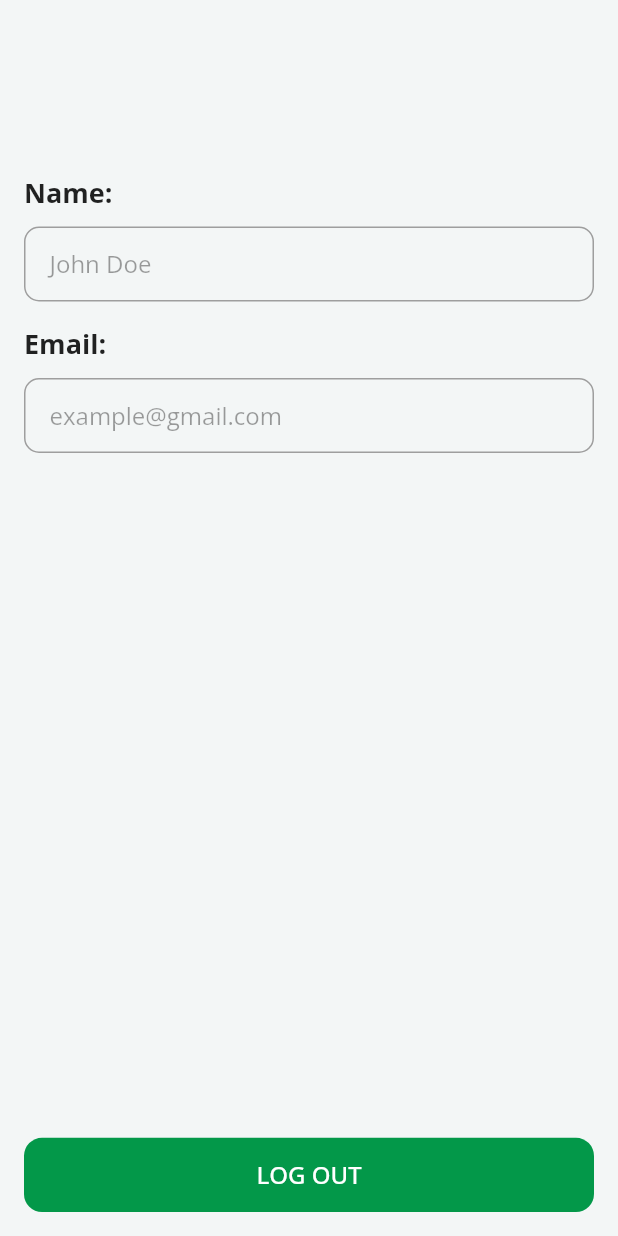
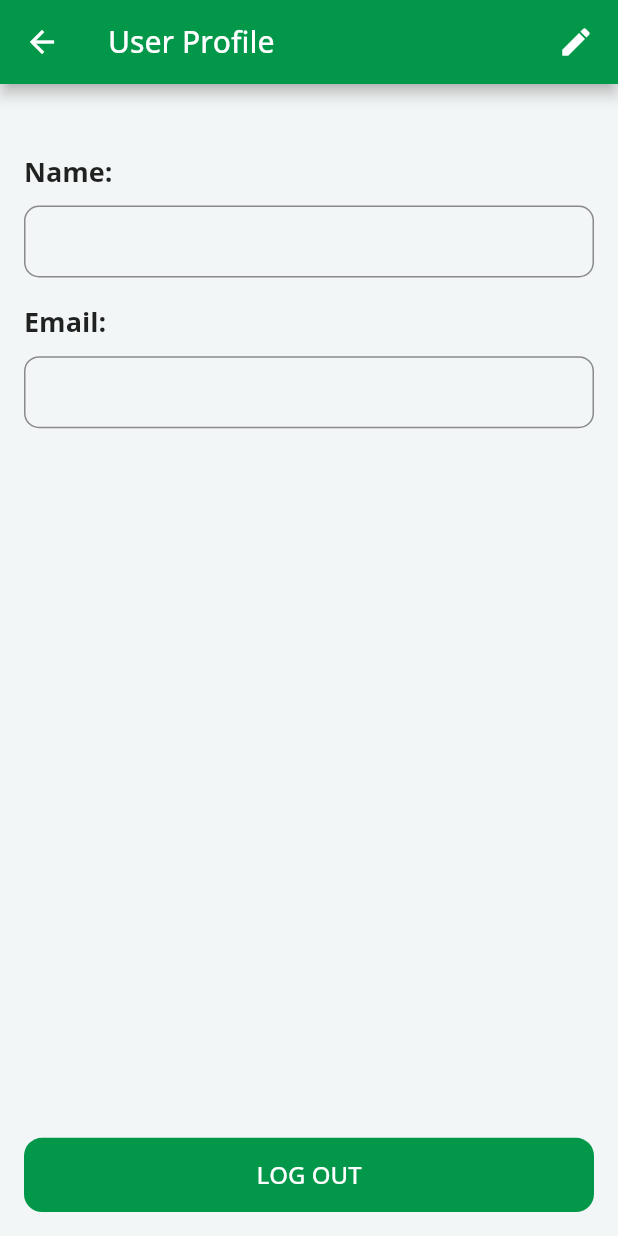
Before and after one commit to MohdAshraf960/prithvi, a Flutter app: the UserProfileScreen screen opened directly, on a phone screen of 412 x 824 dp. Run offline on Flutter 3.47's test engine with Material 2 defaults, Android fonts, the phone set to English and light mode, and no system bars; our stand-ins replace cloud_firestore, firebase_analytics, firebase_auth, firebase_core, flutter_riverpod, get_it and 5 more; accounts and stored records are empty; network calls fail.

```diff
--- a/lib/core/routes/routes.dart
+++ b/lib/core/routes/routes.dart
@@ -1,6 +1,7 @@
 // ignore_for_file: unused_local_variable
 
 import 'package:flutter/material.dart';
+import 'package:prithvi/features/auth/pages/forgot_password_view.dart';
 
 import 'package:prithvi/features/auth/pages/login_view.dart';
 import 'package:prithvi/features/auth/pages/signup_view.dart';
@@ -23,6 +24,8 @@ class RoutePage {
             return SplashScreen();
           case Login.id:
             return Login();
+          case ForgotPassword.id:
+            return ForgotPassword();
 
           case SignUp.id:
             return SignUp();
--- a/lib/features/auth/notifiers/sign_in_notifier.dart
+++ b/lib/features/auth/notifiers/sign_in_notifier.dart
@@ -1,4 +1,5 @@
 import 'package:flutter/foundation.dart';
+import 'package:logger/logger.dart';
 import 'package:prithvi/config/utils/shared_prefernces.dart';
 
 import 'package:prithvi/models/model.dart';
@@ -46,7 +47,7 @@ class SignInNotifier extends ChangeNotifier {
       // If an exception occurred, call the onError callback with the exception
       onError(e);
       // Optionally, log the error for debugging purposes
-      //log('Error during sign-in: $e');
+      Logger().e('Error during sign-in: $e');
     }
   }
 
--- a/lib/features/auth/pages/signup_view.dart
+++ b/lib/features/auth/pages/signup_view.dart
@@ -46,6 +46,7 @@ class SignUp extends ConsumerWidget {
           Container(
             decoration: const BoxDecoration(gradient: primaryGreenGradient),
           ),
+
           // Container(
           //   decoration: const BoxDecoration(
           //     color: Colors.white,
@@ -209,6 +210,7 @@ class SignUp extends ConsumerWidget {
                                         //     color: backgroundColor,
                                         //   ),
                                         // ),
+
                                         controller: confirmPasswordController,
                                         fontWeight: FontWeight.w400),
 
--- a/lib/features/profile/pages/userprofile_view.dart
+++ b/lib/features/profile/pages/userprofile_view.dart
@@ -1,26 +1,89 @@
 import 'package:flutter/material.dart';
+import 'package:flutter_riverpod/flutter_riverpod.dart';
 import 'package:prithvi/config/config.dart';
 import 'package:prithvi/core/core.dart';
+import 'package:prithvi/features/auth/pages/login_view.dart';
+import 'package:prithvi/models/user_model.dart';
+import 'package:shared_preferences/shared_preferences.dart';
 
 import 'package:sizer/sizer.dart';
 
-class UserProfileScreen extends StatelessWidget {
+import '../../../models/sign_in_model.dart';
+import '../../auth/widgets/textformfield.dart';
+
+class UserProfileScreen extends ConsumerStatefulWidget {
   static const id = "/username";
-  UserProfileScreen();
 
   @override
-  Widget build(BuildContext context) {
+  ConsumerState<UserProfileScreen> createState() => _UserProfileScreenState();
+}
+
+class _UserProfileScreenState extends ConsumerState<UserProfileScreen> {
+  // UserProfileScreen();
+  SharedPreferencesService service = SharedPreferencesService();
+
+  final TextEditingController nameController = TextEditingController();
+  final TextEditingController emailController = TextEditingController();
+  String userName = "";
+  String userEmail = "";
+
+  @override
+  void initState() {
+    super.initState();
+    // Fetch user data from SharedPreferences when the widget initializes
+    getUser();
+  }
+
+  // Method to fetch user data from SharedPreferences
+  void getUser() async {
+    final getuser = await SharedPreferences.getInstance().then((prefs) {
+      return prefs.getString(SharedPreferencesService.userKey);
+    });
+
+    if (getuser != null) {
+      final userModel = UserModel.fromJson(getuser);
+      setState(() {
+        userName = userModel.name
+            .toString(); // Update the user variable with the user data
+        userEmail = userModel.email.toString();
+      });
+    }
+  }
+
+  bool isDisable = false;
+
+  @override
+  Widget build(
+    BuildContext context,
+  ) {
+    Size size = MediaQuery.of(context).size;
+    final media = MediaQuery.of(context);
+    nameController.text = userName;
+    emailController.text = userEmail;
     return Scaffold(
-      // appBar: AppBar(
-      //   title: Text('User Profile'),
-      // ),
+      appBar: AppBar(
+        backgroundColor: primaryGreen,
+        title: Text('User Profile'),
+        actions: [
+          Padding(
+            padding: const EdgeInsets.only(right: 16),
+            child: InkWell(
+                onTap: () {
+                  setState(() {
+                    isDisable = true;
+                  });
+                },
+                child: Icon(Icons.edit)),
+          )
+        ],
+      ),
       body: Padding(
         padding: EdgeInsets.all(16.0),
         child: Column(
           crossAxisAlignment: CrossAxisAlignment.start,
           children: <Widget>[
             SizedBox(
-              height: 100,
+              height: 30,
             ),
             Text(
               'Name:',
@@ -29,23 +92,18 @@ class UserProfileScreen extends StatelessWidget {
             SizedBox(
               height: 10,
             ),
-            Container(
-              decoration: BoxDecoration(
-                border: Border.all(
-                  color: Colors.grey, // Border color
-                  width: 1.0, // Border width
-                ),
-                borderRadius: BorderRadius.circular(10.0), // Border radius
-              ),
-              child: TextFormField(
-                enabled: false,
-                decoration: InputDecoration(
-                  hintText: 'John Doe',
-                  contentPadding: EdgeInsets.symmetric(horizontal: 16.0),
-                  border: InputBorder.none, // Hide the default border
-                ),
-              ),
-            ),
+            AppFormField(
+                readonly: true,
+                controller: nameController,
+                validator: (value) => Validator.requiredValidator(value),
+                inputType: TextInputType.text,
+                height: size.height * 0.065,
+                width: size.width,
+                labelText: "",
+                fontSize: 12.sp,
+
+                // controller: viewModel.password,
+                fontWeight: FontWeight.w400),
             SizedBox(height: 16.0),
             Text(
               'Email:',
@@ -54,35 +112,51 @@ class UserProfileScreen extends StatelessWidget {
             SizedBox(
               height: 10,
             ),
-            Container(
-              decoration: BoxDecoration(
-                border: Border.all(
-                  color: Colors.grey, // Border color
-                  width: 1.0, // Border width
-                ),
-                borderRadius: BorderRadius.circular(10.0), // Border radius
-              ),
-              child: TextFormField(
-                enabled: false,
-                decoration: InputDecoration(
-                  hintText: 'example@gmail.com',
-                  contentPadding: EdgeInsets.symmetric(horizontal: 16.0),
-                  border: InputBorder.none, // Hide the default border
-                ),
-              ),
-            ),
+            AppFormField(
+                readonly: true,
+                controller: emailController,
+                validator: (value) => Validator.requiredValidator(value),
+                inputType: TextInputType.text,
+                height: size.height * 0.065,
+                width: size.width,
+                labelText: "",
+                fontSize: 12.sp,
+
+                // controller: viewModel.password,
+                fontWeight: FontWeight.w400),
             Spacer(),
-            CustomButton(
+            isDisable == false
+                ? CustomButton(
                     textfontsize: 16,
                     height: 6.h,
                     textColor: white,
                     color: primaryGreen,
                     text: "LOG OUT",
                     onTap: () async {
+                      Navigator.pushNamedAndRemoveUntil(
+                          context, Login.id, (route) => false);
+
+                      //Navigator.pushNamed(context, "/login");
+
+                      service.getUser();
+                    },
+                    width: double.infinity,
+                  )
+                : CustomButton(
+                    textfontsize: 16,
+                    height: 6.h,
+                    textColor: white,
+                    color: Colors.blue,
+                    text: "UPDATE",
+                    onTap: () async {
                       // Navigator.pushNamedAndRemoveUntil(
                       //     context, Login.id, (route) => false);
 
-                Navigator.pushNamed(context, "/login");
+                      //Navigator.pushNamed(context, "/login");
+                      setState(() {
+                        isDisable = false;
+                      });
+                      service.getUser();
                     },
                     width: double.infinity,
                   )
--- a/lib/main.dart
+++ b/lib/main.dart
@@ -1,12 +1,17 @@
 import 'package:firebase_core/firebase_core.dart';
 import 'package:flutter/material.dart';
 import 'package:flutter_riverpod/flutter_riverpod.dart';
+import 'package:get_it/get_it.dart';
 import 'package:google_fonts/google_fonts.dart';
 import 'package:prithvi/config/utils/shared_prefernces.dart';
 import 'package:prithvi/core/core.dart';
+import 'package:prithvi/features/auth/pages/login_view.dart';
+import 'package:prithvi/features/home/pages/home_view.dart';
 
 import 'package:prithvi/features/splash/splash.dart';
 import 'package:prithvi/firebase_options.dart';
+import 'package:prithvi/services/firebase_analytics.dart';
+import 'package:prithvi/services/locator.dart';
 
 import 'package:sizer/sizer.dart';
 
@@ -17,21 +22,30 @@ void main() async {
     options: DefaultFirebaseOptions.currentPlatform,
   );
 
+  setUpLocator();
   runApp(
     ProviderScope(
-      child: const MyApp(),
+      child: MyApp(),
     ),
   );
 }
 
 class MyApp extends ConsumerWidget {
-  const MyApp({super.key});
+  MyApp({super.key});
 
   @override
   Widget build(BuildContext context, WidgetRef ref) {
     return Sizer(
       builder: (context, orientation, deviceType) => MaterialApp(
+        // builder: (context, child) =>Navigator(
+        //   key: locator<DialoSerive>().dialogNavigationKey,
+        //   onGenerateRoute: (setting)=>MaterialPageRoute(builder: (context) => DialogManager(child:child),)
+        // ),
+
         navigatorKey: RoutePage.navigatorKey,
+        navigatorObservers: [
+          locator<AnalyticsServices>().getAnalyticsObserver()
+        ],
         scaffoldMessengerKey: RoutePage.scaffoldMessengerKey,
         title: 'Flutter Demo',
         theme: ThemeData(
@@ -58,6 +72,7 @@ class MyApp extends ConsumerWidget {
         ),
         debugShowCheckedModeBanner: false,
         initialRoute: SplashScreen.id,
+        // home: Login(),
         onGenerateRoute: (settings) => RoutePage.getPage(settings),
       ),
     );
--- a/lib/services/auth_service.dart
+++ b/lib/services/auth_service.dart
@@ -1,6 +1,7 @@
 import 'dart:developer';
 import 'package:cloud_firestore/cloud_firestore.dart';
 import 'package:firebase_auth/firebase_auth.dart';
+import 'package:logger/logger.dart';
 
 import 'package:prithvi/config/config.dart';
 import 'package:prithvi/core/core.dart';
@@ -148,15 +149,18 @@ class AuthService {
         password: signInModel.password,
       );
 
+      Logger().i(userCredential);
       final userModel = await getUserModelByEmail(userCredential?.user?.email);
 
       return userModel;
     } catch (e) {
+      Logger().i("Errror ==========> $e");
       rethrow;
     }
   }
 
   Future<UserModel?> getUserModelByEmail(String? email) async {
+    Logger().i("email ==========> $email");
     if (email == null) return null;
 
     final querySnapshot = await _firestore
--- /dev/null
+++ b/lib/services/firebase_analytics.dart
@@ -0,0 +1,20 @@
+import 'package:firebase_analytics/firebase_analytics.dart';
+
+// final FirebaseAnalytics analytics = FirebaseAnalytics.instance;
+
+class AnalyticsServices {
+  final FirebaseAnalytics _analytics = FirebaseAnalytics.instance;
+
+  FirebaseAnalyticsObserver getAnalyticsObserver() =>
+      FirebaseAnalyticsObserver(analytics: _analytics);
+
+  Future<void> logLoginEvent(String email) async {
+    await _analytics.logEvent(
+      name: 'login',
+      parameters: <String, dynamic>{
+        'method': 'email',
+        'email': email,
+      },
+    );
+  }
+}
--- /dev/null
+++ b/lib/services/locator.dart
@@ -0,0 +1,8 @@
+import 'package:get_it/get_it.dart';
+import 'package:prithvi/services/firebase_analytics.dart';
+
+GetIt locator = GetIt.instance;
+
+void setUpLocator() {
+  locator.registerLazySingleton(() => AnalyticsServices());
+}
--- a/pubspec.yaml
+++ b/pubspec.yaml
@@ -26,6 +26,8 @@ dependencies:
   firebase_auth: ^4.9.0
   cloud_firestore: ^4.9.1
   logger: ^2.0.2
+  firebase_analytics: ^10.5.0
+  get_it: ^7.6.4
 
 dev_dependencies:
   flutter_test:
```
Also changed, not shown: lib/config/utils/shared_prefernces.dart (+7 -0 lines), lib/features/auth/pages/forgot_password_view.dart (added, +218 -0 lines), lib/features/auth/pages/login_view.dart (+24 -0 lines), lib/features/home/pages/home_view.dart (+40 -28 lines), lib/models/user_model.dart (+4 -4 lines), pubspec.lock, 4 other files. Lines whose indentation alone changed are shown as unchanged.
